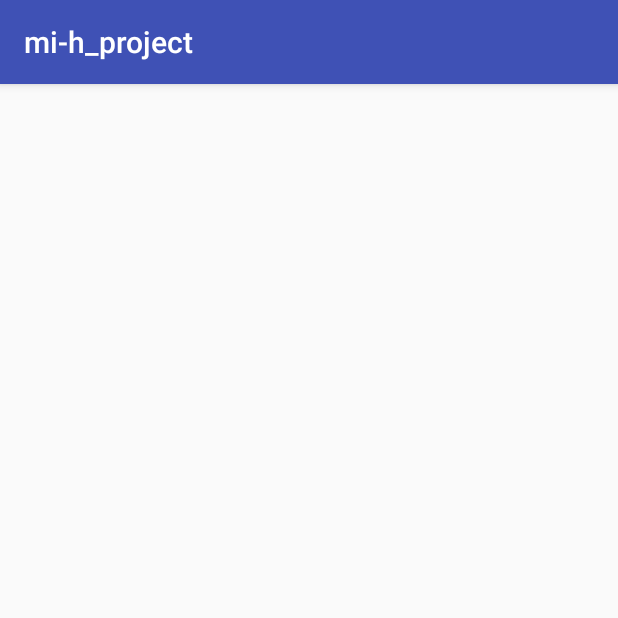
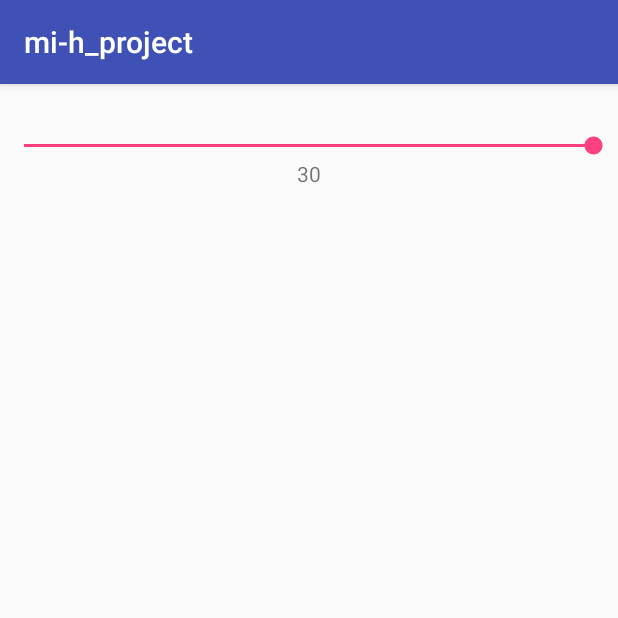
Before and after one commit to mi-h-916/mih_project, an Android app: the screen it shows after launch (MainActivity), on a phone screen of 412 x 824 dp, the top half of it. Run offline under Robolectric (Android 15) with nearby library versions, the phone set to English and light mode, and no system bars; our stand-ins replace data binding.

Commit message:
seekbarの作製

```diff
--- a/app/src/main/java/com/example/mi_h916/mi_h_project/MainFragment.kt
+++ b/app/src/main/java/com/example/mi_h916/mi_h_project/MainFragment.kt
@@ -6,12 +6,37 @@ import android.os.Bundle
 import android.view.LayoutInflater
 import android.view.View
 import android.view.ViewGroup
+import android.widget.SeekBar
 import com.example.mi_h916.mi_h_project.databinding.FragmentMainBinding
 
 class MainFragment :Fragment(){
 
+    private val list = listOf(5,10,15,20,25,30)
+
     override fun onCreateView(inflater: LayoutInflater, container: ViewGroup?, savedInstanceState: Bundle?): View? {
-        val binding = DataBindingUtil.inflate<FragmentMainBinding>(inflater,R.layout.fragment_main,container,false)
+        val binding = DataBindingUtil.inflate<FragmentMainBinding>(inflater,R.layout.fragment_main,container,false).apply {
+            text.setText(seekbar.progress.toString())
+
+            seekbar.setOnSeekBarChangeListener(
+                    object :SeekBar.OnSeekBarChangeListener {
+                        override fun onProgressChanged(seekBar: SeekBar?, progress: Int, fromUser: Boolean) {
+                            //ツマミをドラッグ
+                            seekBar?.let {
+                                val index = it.progress / list.size
+                                text.setText(list.get(index).toString())
+                            }
+                        }
+
+                        override fun onStartTrackingTouch(seekBar: SeekBar?) {
+                            //ツマミを触れたとき
+                        }
+
+                        override fun onStopTrackingTouch(seekBar: SeekBar?) {
+                            //ツマミを離した時
+                        }
+                    }
+            )
+        }
         return binding.root
     }
 }
--- a/app/src/main/res/layout/fragment_main.xml
+++ b/app/src/main/res/layout/fragment_main.xml
@@ -1,9 +1,30 @@
 <?xml version="1.0" encoding="utf-8"?>
-<layout xmlns:android="http://schemas.android.com/apk/res/android">
+<layout xmlns:android="http://schemas.android.com/apk/res/android"
+    xmlns:app="http://schemas.android.com/apk/res-auto">
 <android.support.constraint.ConstraintLayout
      android:layout_width="match_parent"
     android:layout_height="match_parent">
 
+    <android.support.v7.widget.AppCompatSeekBar
+        android:id="@+id/seekbar"
+        android:layout_width="match_parent"
+        android:layout_height="wrap_content"
+        app:layout_constraintStart_toStartOf="parent"
+        app:layout_constraintEnd_toEndOf="parent"
+        app:layout_constraintTop_toTopOf="parent"
+        android:progress="30"
+        android:max="30"
+        android:layout_marginTop="32dp"/>
+
+    <TextView
+        android:id="@+id/text"
+        android:layout_width="wrap_content"
+        android:layout_height="wrap_content"
+        android:text="test"
+        app:layout_constraintTop_toBottomOf="@id/seekbar"
+        app:layout_constraintStart_toStartOf="parent"
+        app:layout_constraintEnd_toEndOf="parent"/>
+
 </android.support.constraint.ConstraintLayout>
 
 </layout>
```
